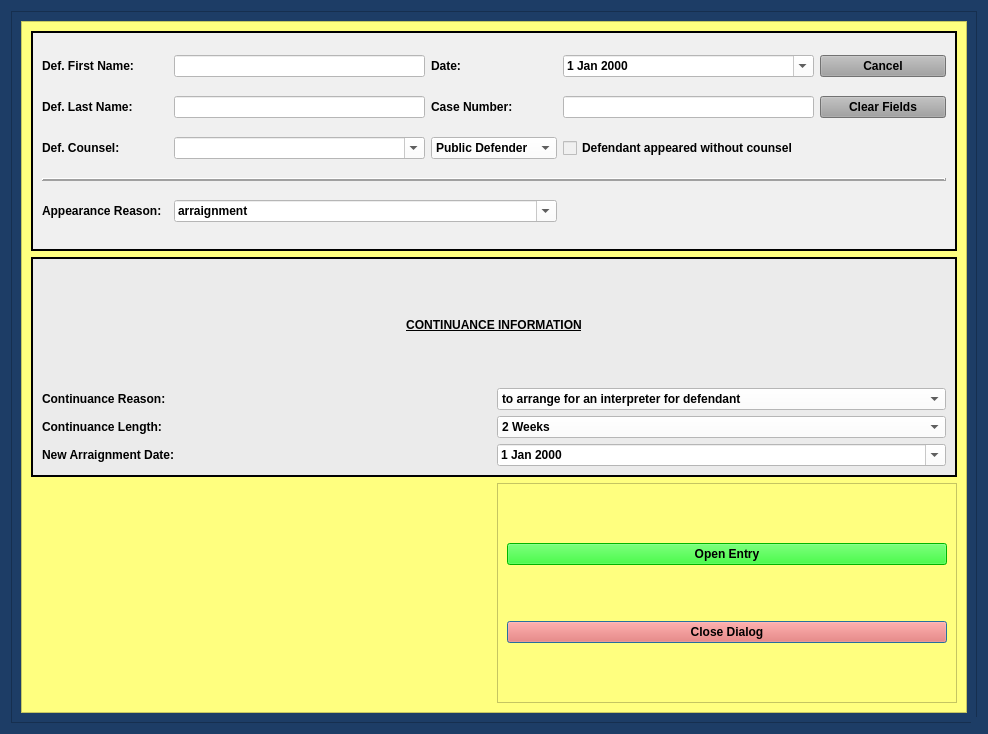
First picture: the form in munientry/views/ui/ArraignmentContinueDialog.ui, repository HunterProgram22/MuniEntry, before the edit.
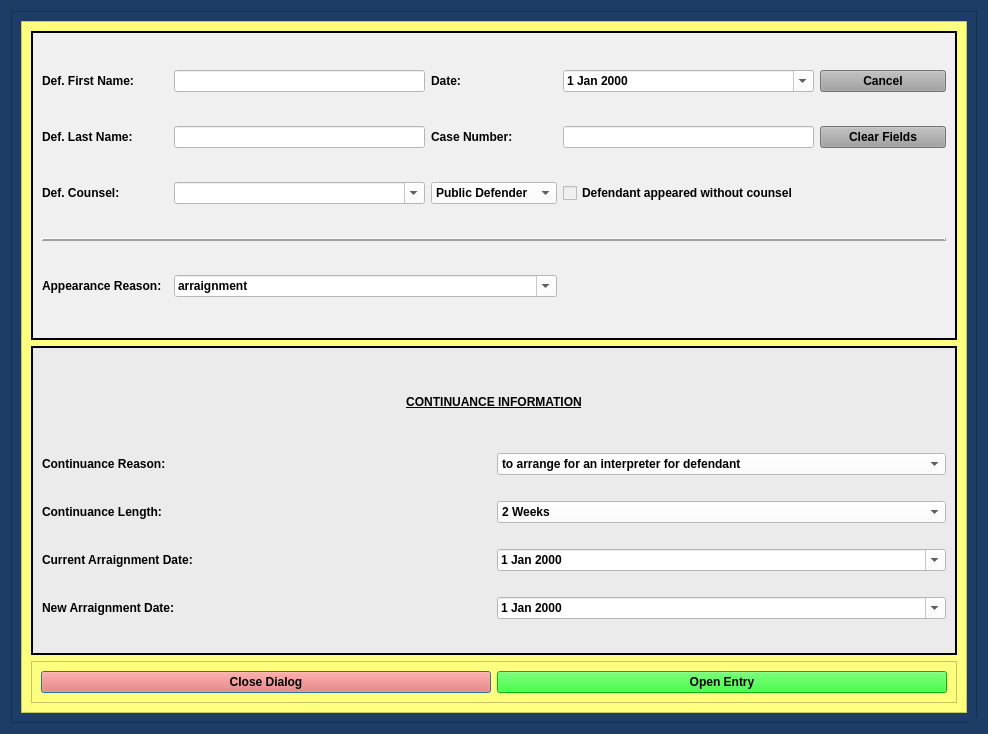
Second picture: the form after the edit. Custom widgets are drawn as their Qt base class.

Commit message: Updated Arraignment Continuance UI and template for additional  reasons.

What changed in the file:
```diff
--- a/munientry/views/ui/ArraignmentContinueDialog.ui
+++ b/munientry/views/ui/ArraignmentContinueDialog.ui
@@ -184,7 +184,7 @@
            <height>694</height>
           </rect>
          </property>
-         <layout class="QGridLayout" name="gridLayout_2">
+         <layout class="QGridLayout" name="gridLayout_2" rowstretch="2,2,0" rowminimumheight="0,0,0">
           <item row="0" column="0" colspan="2">
            <widget class="QFrame" name="case_name_Frame">
             <property name="sizePolicy">
@@ -423,49 +423,6 @@
             </layout>
            </widget>
           </item>
-          <item row="2" column="1">
-           <widget class="QFrame" name="frame_8">
-            <property name="styleSheet">
-             <string notr="true">
-background-color: rgb(255, 255, 127);</string>
-            </property>
-            <property name="frameShape">
-             <enum>QFrame::StyledPanel</enum>
-            </property>
-            <property name="frameShadow">
-             <enum>QFrame::Raised</enum>
-            </property>
-            <layout class="QGridLayout" name="gridLayout_10">
-             <item row="0" column="0">
-              <widget class="QPushButton" name="create_entry_Button">
-               <property name="styleSheet">
-                <string notr="true">background-color: rgb(0, 255, 0);
-font: 75 11pt &quot;Palatino Linotype&quot;;
-font-weight: bold;</string>
-               </property>
-               <property name="text">
-                <string>Open Entry</string>
-               </property>
-               <property name="autoDefault">
-                <bool>false</bool>
-               </property>
-              </widget>
-             </item>
-             <item row="2" column="0">
-              <widget class="QPushButton" name="close_dialog_Button">
-               <property name="styleSheet">
-                <string notr="true">background-color: rgb(255, 96, 82);
-font: 75 11pt &quot;Palatino Linotype&quot;;
-font-weight: bold;</string>
-               </property>
-               <property name="text">
-                <string>Close Dialog</string>
-               </property>
-              </widget>
-             </item>
-            </layout>
-           </widget>
-          </item>
           <item row="1" column="0" colspan="2">
            <widget class="QFrame" name="frame">
             <property name="styleSheet">
@@ -483,6 +440,12 @@
             <layout class="QGridLayout" name="gridLayout_6">
              <item row="0" column="0" colspan="2">
               <widget class="QLabel" name="label_4">
+               <property name="maximumSize">
+                <size>
+                 <width>16777215</width>
+                 <height>50</height>
+                </size>
+               </property>
                <property name="text">
                 <string>&lt;html&gt;&lt;head/&gt;&lt;body&gt;&lt;p&gt;&lt;span style=&quot; text-decoration: underline;&quot;&gt;CONTINUANCE INFORMATION&lt;/span&gt;&lt;/p&gt;&lt;/body&gt;&lt;/html&gt;</string>
                </property>
@@ -491,6 +454,41 @@
                </property>
               </widget>
              </item>
+             <item row="3" column="1">
+              <widget class="NoScrollDateEdit" name="current_arraignment_date_box">
+               <property name="styleSheet">
+                <string notr="true">background-color: rgb(255, 255, 255);
+color: rgb(0, 0, 0);</string>
+               </property>
+               <property name="calendarPopup">
+                <bool>true</bool>
+               </property>
+              </widget>
+             </item>
+             <item row="3" column="0">
+              <widget class="QLabel" name="current_arraignment_date_label">
+               <property name="text">
+                <string>Current Arraignment Date:</string>
+               </property>
+              </widget>
+             </item>
+             <item row="4" column="0">
+              <widget class="QLabel" name="new_arraignment_date_label">
+               <property name="text">
+                <string>New Arraignment Date:</string>
+               </property>
+              </widget>
+             </item>
+             <item row="4" column="1">
+              <widget class="NoScrollDateEdit" name="new_arraignment_date_box">
+               <property name="styleSheet">
+                <string notr="true">background-color: rgb(255, 255, 255);</string>
+               </property>
+               <property name="calendarPopup">
+                <bool>true</bool>
+               </property>
+              </widget>
+             </item>
              <item row="2" column="1">
               <widget class="NoScrollComboBox" name="continuance_length_box">
                <property name="styleSheet">
@@ -539,20 +537,46 @@
                </item>
               </widget>
              </item>
-             <item row="3" column="0">
-              <widget class="QLabel" name="arraignment_date_label">
+            </layout>
+           </widget>
+          </item>
+          <item row="2" column="0" colspan="2">
+           <widget class="QFrame" name="frame_8">
+            <property name="styleSheet">
+             <string notr="true">
+background-color: rgb(255, 255, 127);</string>
+            </property>
+            <property name="frameShape">
+             <enum>QFrame::StyledPanel</enum>
+            </property>
+            <property name="frameShadow">
+             <enum>QFrame::Raised</enum>
+            </property>
+            <layout class="QGridLayout" name="gridLayout_10">
+             <item row="2" column="0">
+              <widget class="QPushButton" name="close_dialog_Button">
+               <property name="styleSheet">
+                <string notr="true">background-color: rgb(255, 96, 82);
+font: 75 11pt &quot;Palatino Linotype&quot;;
+font-weight: bold;</string>
+               </property>
                <property name="text">
-                <string>New Arraignment Date:</string>
+                <string>Close Dialog</string>
                </property>
               </widget>
              </item>
-             <item row="3" column="1">
-              <widget class="NoScrollDateEdit" name="new_arraignment_date_box">
+             <item row="2" column="1">
+              <widget class="QPushButton" name="create_entry_Button">
                <property name="styleSheet">
-                <string notr="true">background-color: rgb(255, 255, 255);</string>
+                <string notr="true">background-color: rgb(0, 255, 0);
+font: 75 11pt &quot;Palatino Linotype&quot;;
+font-weight: bold;</string>
                </property>
-               <property name="calendarPopup">
-                <bool>true</bool>
+               <property name="text">
+                <string>Open Entry</string>
+               </property>
+               <property name="autoDefault">
+                <bool>false</bool>
                </property>
               </widget>
              </item>
```
Left out of the diff: 11 changed lines with no effect on the pictures. The commit also changes 4 other files.
